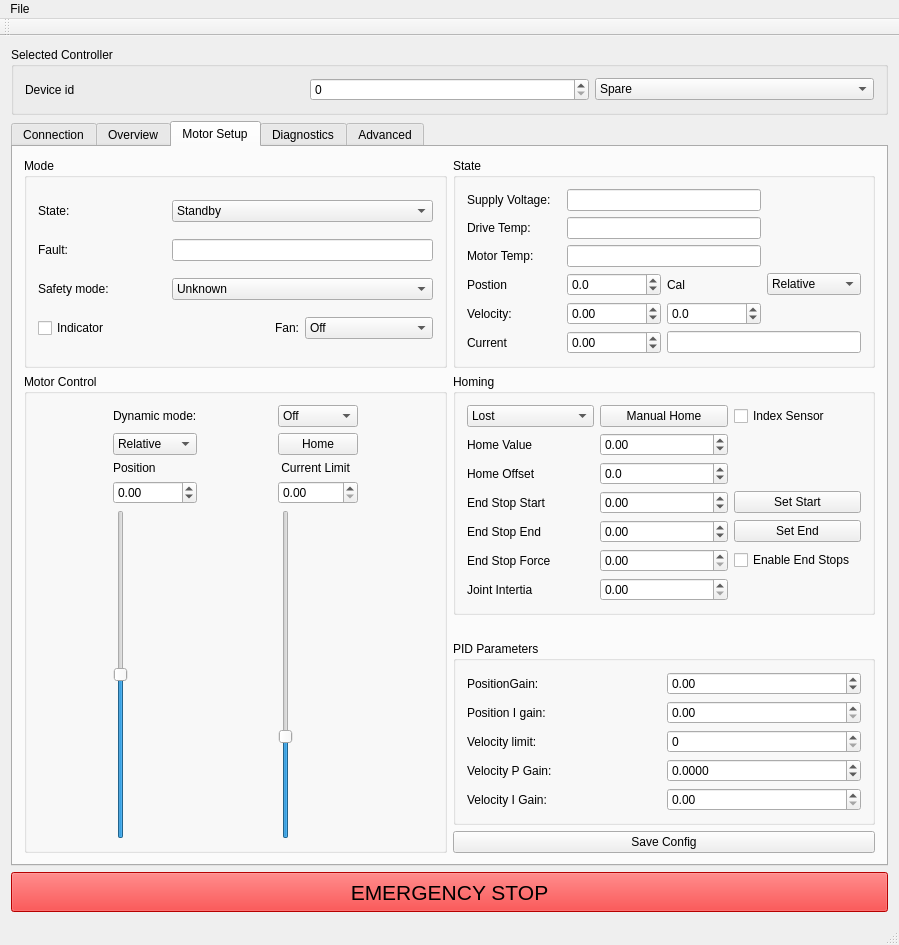
This is GUI/mainwindow.ui in craftit/DogBotSoftware as Qt 5 draws it before an edit. The edited form follows.
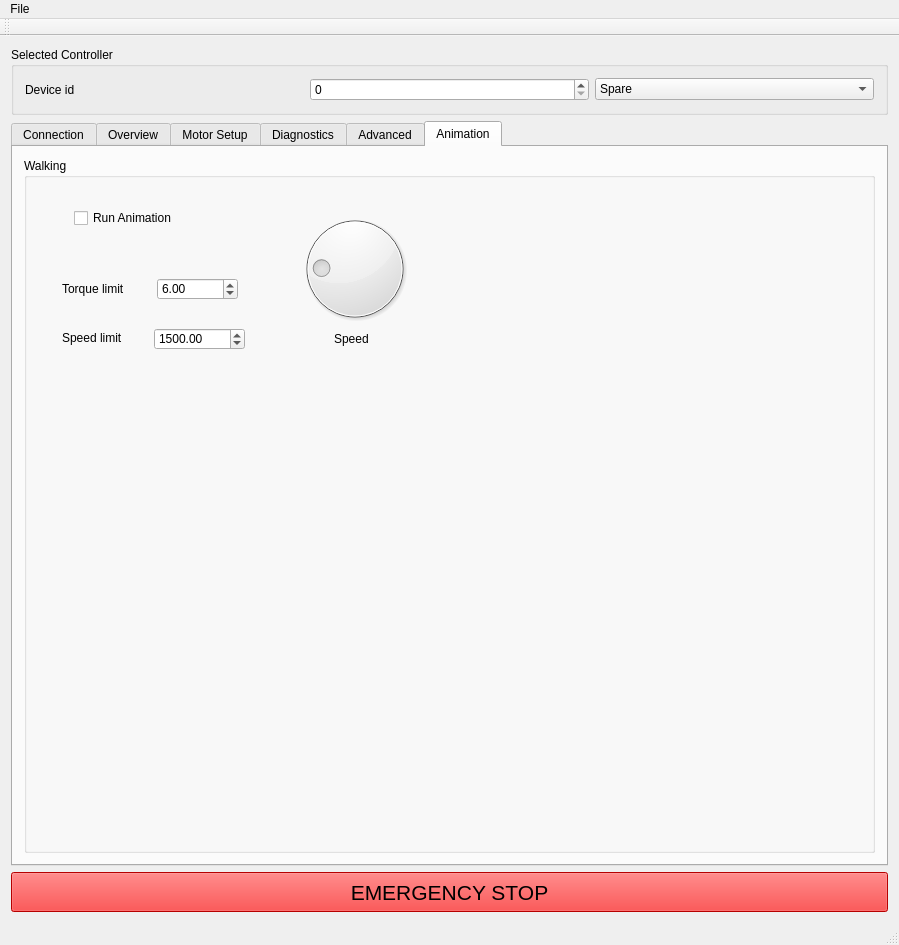
This is the edited form. Icons and pictures are not drawn.

Commit message: Add some simple animation controls to the GUI.

```diff
--- a/GUI/mainwindow.ui
+++ b/GUI/mainwindow.ui
@@ -109,7 +109,7 @@
        <bool>true</bool>
       </property>
       <property name="currentIndex">
-       <number>2</number>
+       <number>5</number>
       </property>
       <widget class="QWidget" name="tab_connect">
        <attribute name="title">
@@ -1426,6 +1426,117 @@
         </item>
        </layout>
       </widget>
+      <widget class="QWidget" name="tab_Animation">
+       <attribute name="title">
+        <string>Animation</string>
+       </attribute>
+       <layout class="QGridLayout" name="gridLayout_17">
+        <item row="0" column="0">
+         <widget class="QGroupBox" name="groupBox_13">
+          <property name="title">
+           <string>Walking</string>
+          </property>
+          <widget class="QCheckBox" name="checkBoxRunAnimation">
+           <property name="geometry">
+            <rect>
+             <x>50</x>
+             <y>50</y>
+             <width>191</width>
+             <height>20</height>
+            </rect>
+           </property>
+           <property name="text">
+            <string>Run Animation</string>
+           </property>
+          </widget>
+          <widget class="QDial" name="dialAnimationOmega">
+           <property name="geometry">
+            <rect>
+             <x>270</x>
+             <y>50</y>
+             <width>121</width>
+             <height>121</height>
+            </rect>
+           </property>
+           <property name="value">
+            <number>20</number>
+           </property>
+          </widget>
+          <widget class="QLabel" name="label_41">
+           <property name="geometry">
+            <rect>
+             <x>310</x>
+             <y>170</y>
+             <width>61</width>
+             <height>21</height>
+            </rect>
+           </property>
+           <property name="text">
+            <string>Speed</string>
+           </property>
+          </widget>
+          <widget class="QDoubleSpinBox" name="doubleSpinBoxAnimationTorque">
+           <property name="geometry">
+            <rect>
+             <x>133</x>
+             <y>120</y>
+             <width>81</width>
+             <height>22</height>
+            </rect>
+           </property>
+           <property name="maximum">
+            <double>20.000000000000000</double>
+           </property>
+           <property name="value">
+            <double>6.000000000000000</double>
+           </property>
+          </widget>
+          <widget class="QLabel" name="label_42">
+           <property name="geometry">
+            <rect>
+             <x>38</x>
+             <y>120</y>
+             <width>81</width>
+             <height>21</height>
+            </rect>
+           </property>
+           <property name="text">
+            <string>Torque limit</string>
+           </property>
+          </widget>
+          <widget class="QLabel" name="label_43">
+           <property name="geometry">
+            <rect>
+             <x>38</x>
+             <y>170</y>
+             <width>71</width>
+             <height>20</height>
+            </rect>
+           </property>
+           <property name="text">
+            <string>Speed limit</string>
+           </property>
+          </widget>
+          <widget class="QDoubleSpinBox" name="doubleSpinBoxAnimationSpeedLimit">
+           <property name="geometry">
+            <rect>
+             <x>130</x>
+             <y>170</y>
+             <width>91</width>
+             <height>22</height>
+            </rect>
+           </property>
+           <property name="maximum">
+            <double>3000.000000000000000</double>
+           </property>
+           <property name="value">
+            <double>1500.000000000000000</double>
+           </property>
+          </widget>
+         </widget>
+        </item>
+       </layout>
+      </widget>
      </widget>
     </item>
     <item>
```
The commit also changes 11 other files.
